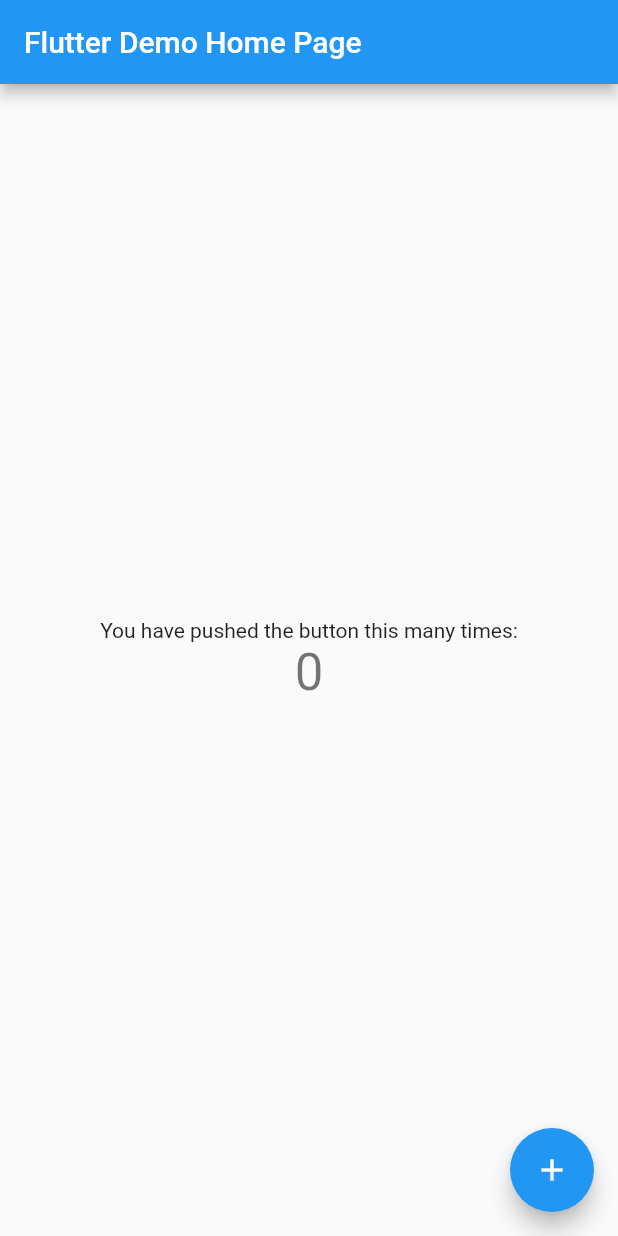
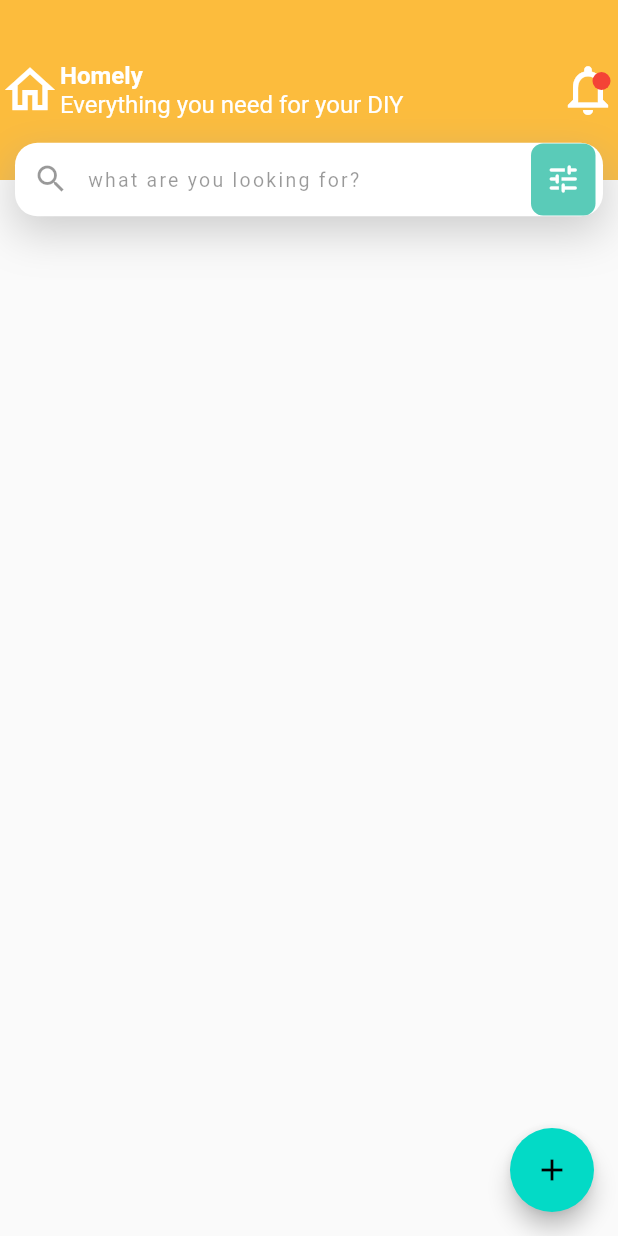
Before and after one commit to RodrigoUchoa001/avaliacao_2_programacao_4, a Flutter app: the screen it shows after launch, on a phone screen of 412 x 824 dp. Run offline on Flutter 3.47's test engine with Material 2 defaults, Android fonts, the light colour scheme and no system bars.

Commit message:
adicionado appBar

```diff
--- a/lib/main.dart
+++ b/lib/main.dart
@@ -1,3 +1,6 @@
+import 'package:avaliacao_2/provider/theme_provider.dart';
+import 'package:avaliacao_2/widgets/search_bar.dart';
+import 'package:avaliacao_2/widgets/top_bar.dart';
 import 'package:flutter/material.dart';
 
 void main() {
@@ -7,23 +10,12 @@
 class MyApp extends StatelessWidget {
   const MyApp({Key? key}) : super(key: key);
 
-  // This widget is the root of your application.
   @override
   Widget build(BuildContext context) {
     return MaterialApp(
       title: 'Flutter Demo',
-      theme: ThemeData(
-        // This is the theme of your application.
-        //
-        // Try running your application with "flutter run". You'll see the
-        // application has a blue toolbar. Then, without quitting the app, try
-        // changing the primarySwatch below to Colors.green and then invoke
-        // "hot reload" (press "r" in the console where you ran "flutter run",
-        // or simply save your changes to "hot reload" in a Flutter IDE).
-        // Notice that the counter didn't reset back to zero; the application
-        // is not restarted.
-        primarySwatch: Colors.blue,
-      ),
+      theme: Themes.temaClaro,
+      debugShowCheckedModeBanner: false,
       home: const MyHomePage(title: 'Flutter Demo Home Page'),
     );
   }
@@ -31,16 +23,6 @@
 
 class MyHomePage extends StatefulWidget {
   const MyHomePage({Key? key, required this.title}) : super(key: key);
-
-  // This widget is the home page of your application. It is stateful, meaning
-  // that it has a State object (defined below) that contains fields that affect
-  // how it looks.
-
-  // This class is the configuration for the state. It holds the values (in this
-  // case the title) provided by the parent (in this case the App widget) and
-  // used by the build method of the State. Fields in a Widget subclass are
-  // always marked "final".
-
   final String title;
 
   @override
@@ -52,64 +34,24 @@
 
   void _incrementCounter() {
     setState(() {
-      // This call to setState tells the Flutter framework that something has
-      // changed in this State, which causes it to rerun the build method below
-      // so that the display can reflect the updated values. If we changed
-      // _counter without calling setState(), then the build method would not be
-      // called again, and so nothing would appear to happen.
       _counter++;
     });
   }
 
   @override
   Widget build(BuildContext context) {
-    // This method is rerun every time setState is called, for instance as done
-    // by the _incrementCounter method above.
-    //
-    // The Flutter framework has been optimized to make rerunning build methods
-    // fast, so that you can just rebuild anything that needs updating rather
-    // than having to individually change instances of widgets.
     return Scaffold(
-      appBar: AppBar(
-        // Here we take the value from the MyHomePage object that was created by
-        // the App.build method, and use it to set our appbar title.
-        title: Text(widget.title),
-      ),
-      body: Center(
-        // Center is a layout widget. It takes a single child and positions it
-        // in the middle of the parent.
-        child: Column(
-          // Column is also a layout widget. It takes a list of children and
-          // arranges them vertically. By default, it sizes itself to fit its
-          // children horizontally, and tries to be as tall as its parent.
-          //
-          // Invoke "debug painting" (press "p" in the console, choose the
-          // "Toggle Debug Paint" action from the Flutter Inspector in Android
-          // Studio, or the "Toggle Debug Paint" command in Visual Studio Code)
-          // to see the wireframe for each widget.
-          //
-          // Column has various properties to control how it sizes itself and
-          // how it positions its children. Here we use mainAxisAlignment to
-          // center the children vertically; the main axis here is the vertical
-          // axis because Columns are vertical (the cross axis would be
-          // horizontal).
-          mainAxisAlignment: MainAxisAlignment.center,
-          children: <Widget>[
-            const Text(
-              'You have pushed the button this many times:',
-            ),
-            Text(
-              '$_counter',
-              style: Theme.of(context).textTheme.headline4,
-            ),
-          ],
-        ),
+      body: Column(
+        children: const [
+          TopBar(),
+          SearchBar(),
+        ],
       ),
       floatingActionButton: FloatingActionButton(
         onPressed: _incrementCounter,
         tooltip: 'Increment',
         child: const Icon(Icons.add),
-      ), // This trailing comma makes auto-formatting nicer for build methods.
+      ),
     );
   }
 }
--- /dev/null
+++ b/lib/provider/theme_provider.dart
@@ -0,0 +1,34 @@
+import 'package:flutter/material.dart';
+
+class Themes {
+  static final temaClaro = ThemeData(
+    colorScheme: const ColorScheme.light(),
+    appBarTheme: const AppBarTheme(
+      backgroundColor: Color(0xFFfcbc3d),
+    ),
+    iconTheme: const IconThemeData(color: Colors.white, size: 40),
+    textTheme: TextTheme(
+      titleMedium: const TextStyle(color: Colors.white),
+      labelSmall: TextStyle(
+        fontSize: 13,
+        color: Colors.black.withOpacity(0.4),
+      ),
+    ),
+    inputDecorationTheme: InputDecorationTheme(
+      enabledBorder: OutlineInputBorder(
+        borderRadius: BorderRadius.circular(15),
+        borderSide: const BorderSide(
+          width: 3,
+          color: Colors.transparent,
+        ),
+      ),
+      focusedBorder: const OutlineInputBorder(
+        borderSide: BorderSide(
+          width: 3,
+          color: Colors.transparent,
+        ),
+      ),
+    ),
+    cardColor: const Color(0xFF5acbb8),
+  );
+}
--- /dev/null
+++ b/lib/widgets/search_bar.dart
@@ -0,0 +1,55 @@
+import 'package:flutter/material.dart';
+
+class SearchBar extends StatefulWidget {
+  const SearchBar({Key? key}) : super(key: key);
+
+  @override
+  State<SearchBar> createState() => _SearchBarState();
+}
+
+class _SearchBarState extends State<SearchBar> {
+  @override
+  Widget build(BuildContext context) {
+    return Container(
+      margin: const EdgeInsets.symmetric(horizontal: 10),
+      child: Baseline(
+        baseline: 5,
+        baselineType: TextBaseline.alphabetic,
+        child: Container(
+          decoration: BoxDecoration(boxShadow: [
+            BoxShadow(
+              color: Colors.grey.withOpacity(0.5),
+              blurRadius: 25,
+              offset: const Offset(0, 10),
+            ),
+          ]),
+          child: TextField(
+            style: const TextStyle(color: Colors.black),
+            decoration: InputDecoration(
+              hintText: 'what are you looking for?',
+              hintStyle: Theme.of(context).textTheme.labelSmall,
+              filled: true,
+              fillColor: Colors.white,
+              contentPadding: const EdgeInsets.all(15),
+              prefixIcon: Icon(
+                Icons.search,
+                color: Theme.of(context).textTheme.labelSmall?.color,
+              ),
+              suffixIcon: Container(
+                margin: const EdgeInsets.only(right: 5),
+                decoration: BoxDecoration(
+                  color: Theme.of(context).cardColor,
+                  borderRadius: BorderRadius.circular(8),
+                ),
+                child: Icon(
+                  Icons.tune_rounded,
+                  color: Theme.of(context).iconTheme.color,
+                ),
+              ),
+            ),
+          ),
+        ),
+      ),
+    );
+  }
+}
--- /dev/null
+++ b/lib/widgets/top_bar.dart
@@ -0,0 +1,56 @@
+import 'package:flutter/material.dart';
+
+class TopBar extends StatelessWidget {
+  const TopBar({Key? key}) : super(key: key);
+
+  @override
+  Widget build(BuildContext context) {
+    return Container(
+      padding: const EdgeInsets.symmetric(vertical: 40),
+      decoration: BoxDecoration(
+        color: Theme.of(context).appBarTheme.backgroundColor,
+      ),
+      child: Row(
+        mainAxisAlignment: MainAxisAlignment.spaceBetween,
+        children: [
+          Row(
+            children: [
+              const Icon(Icons.home_outlined),
+              Column(
+                crossAxisAlignment: CrossAxisAlignment.start,
+                mainAxisAlignment: MainAxisAlignment.center,
+                children: [
+                  Text(
+                    'Homely',
+                    style: Theme.of(context)
+                        .textTheme
+                        .titleMedium
+                        ?.copyWith(fontWeight: FontWeight.bold),
+                  ),
+                  Text(
+                    'Everything you need for your DIY',
+                    style: Theme.of(context).textTheme.titleMedium,
+                  )
+                ],
+              ),
+            ],
+          ),
+          Column(
+            crossAxisAlignment: CrossAxisAlignment.end,
+            children: const [
+              Icon(Icons.notifications_outlined),
+              Padding(
+                padding: EdgeInsets.only(right: 5),
+                child: Baseline(
+                  baseline: -20,
+                  baselineType: TextBaseline.alphabetic,
+                  child: CircleAvatar(backgroundColor: Colors.red, radius: 6),
+                ),
+              ),
+            ],
+          ),
+        ],
+      ),
+    );
+  }
+}
```
